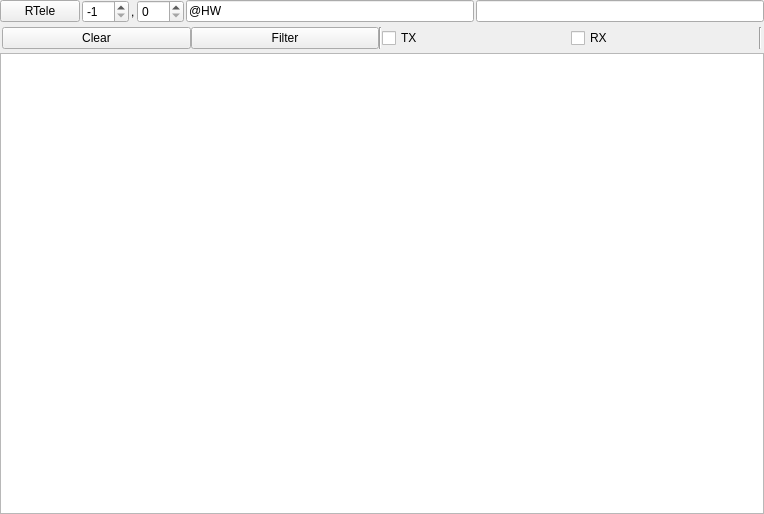
Qt form Lib/AppWidgets/Agent_Cmd_Log_Form.ui (break11/AutoStorage) before a commit.
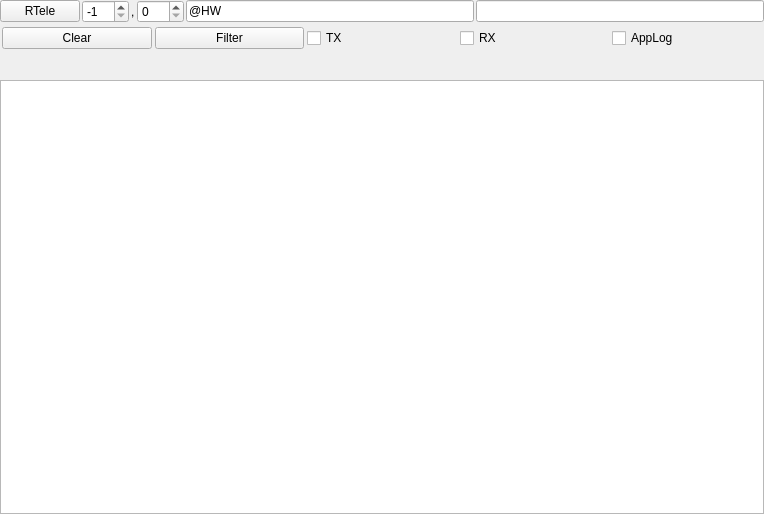
The same form after that commit.

Commit message: в атрибуты фильтрации в окнах логов добавлена возможность фильтрации сообщений программы, то есть сообщений у которых cmd.event = None теперь их тоже можно прятать, так же как и все галочки фильтрации - сохраняются в настройках справедливо как для фейк агента - так и для агент менеджера

```diff
--- a/Lib/AppWidgets/Agent_Cmd_Log_Form.ui
+++ b/Lib/AppWidgets/Agent_Cmd_Log_Form.ui
@@ -103,16 +103,10 @@
     </layout>
    </item>
    <item>
-    <widget class="QWidget" name="eventFilterWidget" native="true">
-     <property name="minimumSize">
-      <size>
-       <width>0</width>
-       <height>25</height>
-      </size>
-     </property>
-     <layout class="QHBoxLayout" name="horizontalLayout_2">
+    <widget class="QWidget" name="filterControlWidget" native="true">
+     <layout class="QHBoxLayout" name="horizontalLayout_3">
       <property name="spacing">
-       <number>0</number>
+       <number>3</number>
       </property>
       <property name="leftMargin">
        <number>2</number>
@@ -140,13 +134,6 @@
         </property>
        </widget>
       </item>
-      <item>
-       <widget class="Line" name="line">
-        <property name="orientation">
-         <enum>Qt::Vertical</enum>
-        </property>
-       </widget>
-      </item>
       <item>
        <widget class="QCheckBox" name="cbTX">
         <property name="text">
@@ -162,15 +149,42 @@
        </widget>
       </item>
       <item>
-       <widget class="Line" name="line_2">
-        <property name="orientation">
-         <enum>Qt::Vertical</enum>
+       <widget class="QCheckBox" name="cbAppLog">
+        <property name="text">
+         <string>AppLog</string>
         </property>
        </widget>
       </item>
      </layout>
     </widget>
    </item>
+   <item>
+    <widget class="QWidget" name="eventFilterWidget" native="true">
+     <property name="minimumSize">
+      <size>
+       <width>0</width>
+       <height>25</height>
+      </size>
+     </property>
+     <layout class="QHBoxLayout" name="horizontalLayout_2">
+      <property name="spacing">
+       <number>0</number>
+      </property>
+      <property name="leftMargin">
+       <number>2</number>
+      </property>
+      <property name="topMargin">
+       <number>2</number>
+      </property>
+      <property name="rightMargin">
+       <number>2</number>
+      </property>
+      <property name="bottomMargin">
+       <number>2</number>
+      </property>
+     </layout>
+    </widget>
+   </item>
    <item>
     <widget class="QTextEdit" name="pteAgentLog"/>
    </item>
```
The commit also changes 1 other file.
